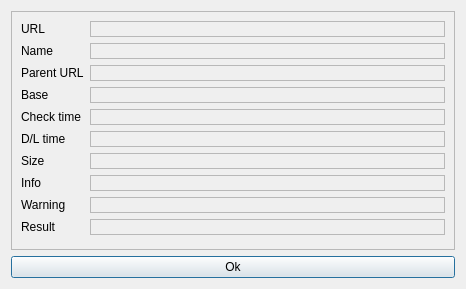
First picture: the form in linkcheck/gui/ui/properties.ui, repository wummel/linkchecker, before the edit.
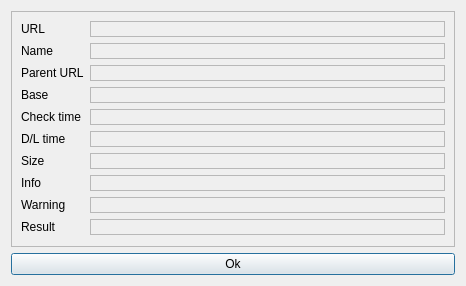
Second picture: the form after the edit.

Commit message: Set minimum width for URL property labels.

```diff
--- a/linkcheck/gui/ui/properties.ui
+++ b/linkcheck/gui/ui/properties.ui
@@ -10,7 +10,7 @@
     <x>0</x>
     <y>0</y>
     <width>466</width>
-    <height>289</height>
+    <height>286</height>
    </rect>
   </property>
   <property name="windowTitle">
```
Left out of the diff: 60 changed lines with no effect on the pictures. The commit also changes 1 other file.
